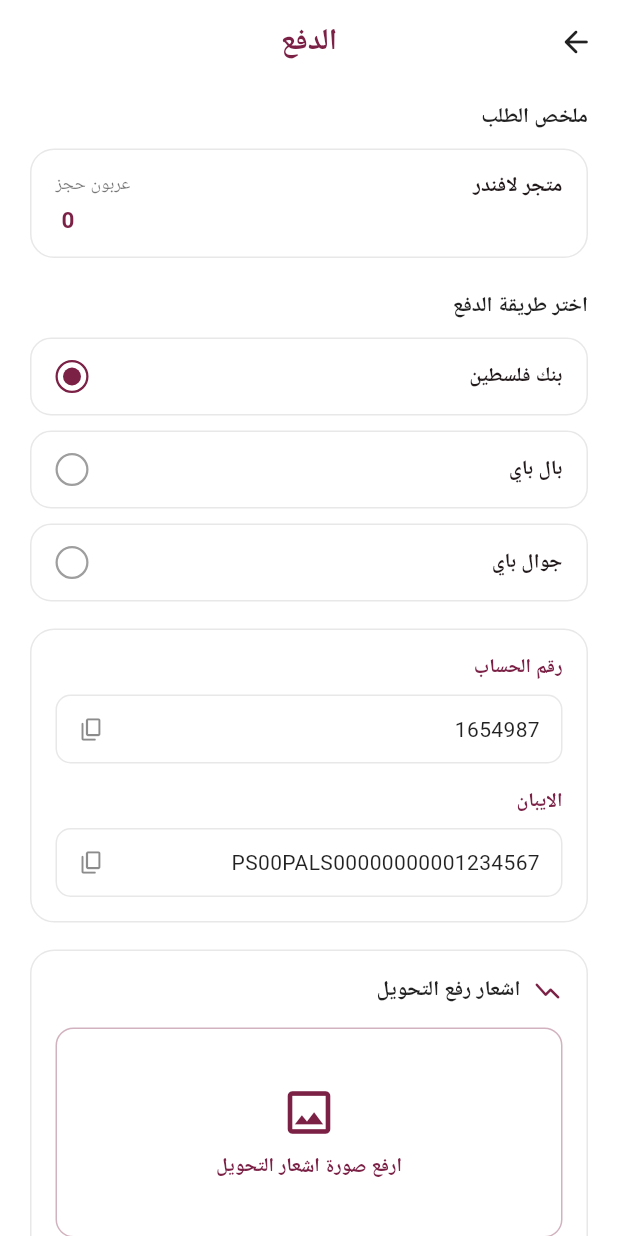
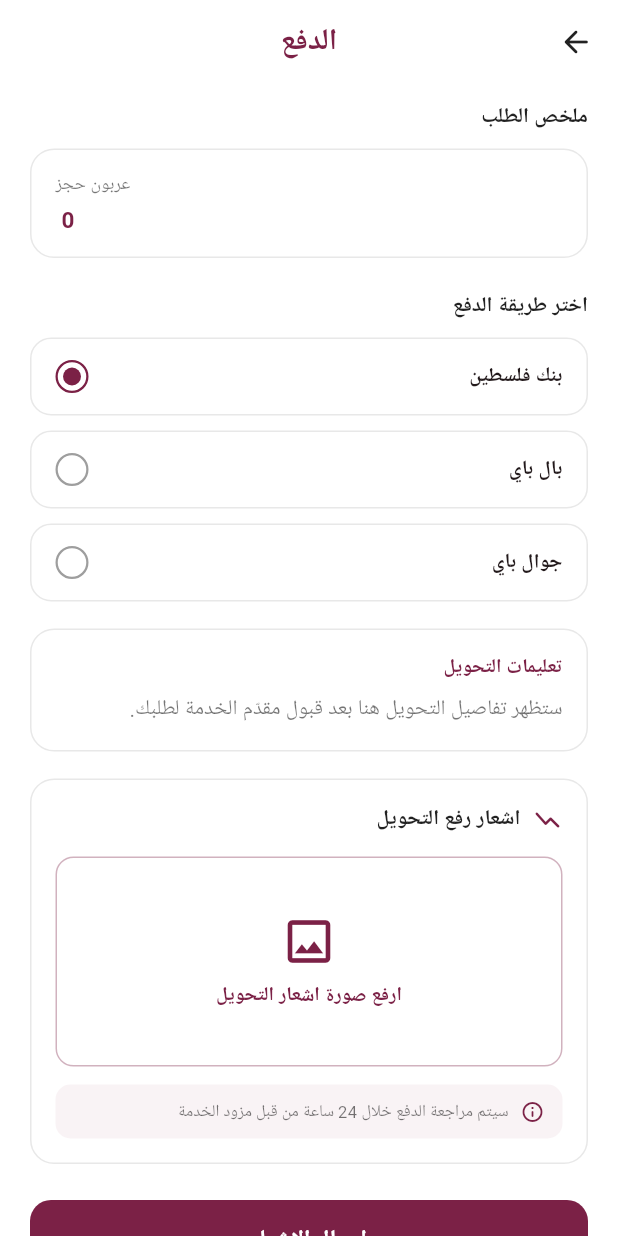
Before and after one commit to farah-platform/farah-mobile, a Flutter app: the PaymentScreen screen opened directly with empty values, on a phone screen of 412 x 824 dp. Run offline on Flutter 3.47's test engine with Material 3 defaults, Android fonts, the phone set to English and light mode, and no system bars; our stand-ins replace dio, equatable, firebase_auth, flutter_bloc, flutter_secure_storage, google_fonts and 4 more; accounts and stored records are empty; network calls fail; Roboto replaces fonts that are missing (Tajawal).

Commit message:
fix(booking): US-TBD keep provider-first booking, real transfer details and removable features
- Booking confirmation sends the request to the provider again; no fixed 30% deposit
- Payment screen uses the booking id and the provider's payment instructions, no sample account numbers
- WhatsApp uses the provider's real phone; no fallback number
- Removable features come from the API instead of guessing

Co-Authored-By: Claude Opus 5.5 <noreply@anthropic.com>
Claude-Session: https://claude.ai/code/session_01X7j6gHm3fPU82bRrrNCPJc

```diff
--- a/lib/data/models/service_model.dart
+++ b/lib/data/models/service_model.dart
@@ -7,6 +7,8 @@ class ServiceModel {
   final String description;
 
   final List<String> features;
+  // فرح: المزايا اللي سمح المزود بإزالتها (removable_features من السيرفر). الباقي مشمول دائماً.
+  final List<String> removableFeatures;
 
   final int capacity;
   final double area;
@@ -38,6 +40,7 @@ class ServiceModel {
     required this.title,
     required this.description,
     required this.features,
+    this.removableFeatures = const [],
     required this.capacity,
     required this.area,
     required this.areaUnit,
@@ -65,6 +68,7 @@ class ServiceModel {
       description: json['description'] ?? '',
 
       features: List<String>.from(json['features'] ?? []),
+      removableFeatures: List<String>.from(json['removable_features'] ?? []),
 
       capacity: json['capacity'] ?? 0,
 
--- a/lib/view/screens/user/payment_screen.dart
+++ b/lib/view/screens/user/payment_screen.dart
@@ -1,5 +1,4 @@
 import 'dart:io';
-import 'package:farah/data/models/home/booking_request_model.dart';
 import 'package:farah/data/models/home/payment_request_model.dart';
 import 'package:flutter/material.dart';
 import 'package:flutter/services.dart';
@@ -14,16 +13,17 @@ enum PaymentMethod { bankOfPalestine, palPay, jawwalPay }
 class PaymentScreen extends StatefulWidget {
   final ServiceModel service;
   final double depositAmount;
-  final BookingRequestModel bookingRequest;
-  final String? bookingId;
+  // فرح: الدفع يكون لحجز موجود قبله المزود (حالة "بانتظار الدفع")، فرقم الحجز مطلوب.
+  final String bookingId;
+
+  // Transfer details set by the provider; null until the booking is accepted.
   final String? paymentInstructions;
 
   const PaymentScreen({
     super.key,
     required this.service,
     required this.depositAmount,
-    required this.bookingRequest,
-    this.bookingId,
+    required this.bookingId,
     this.paymentInstructions,
   });
 
@@ -65,7 +65,7 @@ class _PaymentScreenState extends State<PaymentScreen> {
     final String providerDisplayName =
         widget.service.provider?.name.isNotEmpty == true
         ? widget.service.provider!.name
-        : 'متجر لافندر';
+        : ''; // فرح: بدون اسم وهمي من التصميم.
 
     return Directionality(
       textDirection: TextDirection.rtl,
@@ -320,6 +320,17 @@ class _PaymentScreenState extends State<PaymentScreen> {
                       ),
                     ),
                     onPressed: () {
+                      // فرح: ما في إرسال قبل ما يقبل المزود ويرسل تعليمات التحويل.
+                      if (!_hasInstructions) {
+                        ScaffoldMessenger.of(context).showSnackBar(
+                          const SnackBar(
+                            content: Text(
+                              'لا يمكن إرسال إشعار التحويل قبل قبول مقدّم الخدمة لطلبك.',
+                            ),
+                          ),
+                        );
+                        return;
+                      }
                       if (_receiptImage == null) {
                         ScaffoldMessenger.of(context).showSnackBar(
                           const SnackBar(
@@ -337,7 +348,7 @@ class _PaymentScreenState extends State<PaymentScreen> {
                       }
 
                       final request = PaymentRequestModel(
-                        bookingId: widget.bookingId ?? '',
+                        bookingId: widget.bookingId,
                         paymentMethod: methodKey,
                         amount: widget.depositAmount,
                         receiptImage: _receiptImage!,
@@ -433,6 +444,11 @@ class _PaymentScreenState extends State<PaymentScreen> {
     );
   }
 
+  bool get _hasInstructions =>
+      widget.paymentInstructions?.trim().isNotEmpty == true;
+
+  // فرح: بيانات التحويل الحقيقية من المزود (payment_instructions من السيرفر)،
+  // بدل أرقام الحسابات الوهمية اللي كانت من التصميم.
   Widget _buildDynamicPaymentDetails() {
     return Container(
       width: double.infinity,
@@ -442,20 +458,26 @@ class _PaymentScreenState extends State<PaymentScreen> {
         borderRadius: BorderRadius.circular(16),
         border: Border.all(color: _cardBorder),
       ),
-      child: Column(
-        crossAxisAlignment: CrossAxisAlignment.start,
-        children: [
-          if (_selectedMethod == PaymentMethod.bankOfPalestine) ...[
-            _buildInfoBox('رقم الحساب', '1654987'),
-            const SizedBox(height: 16),
-            _buildInfoBox('الايبان', 'PS00PALS00000000001234567'),
-          ] else if (_selectedMethod == PaymentMethod.palPay) ...[
-            _buildInfoBox('رقم محفظة بال باي', '0590000000'),
-          ] else if (_selectedMethod == PaymentMethod.jawwalPay) ...[
-            _buildInfoBox('رقم محفظة جوال باي', '0592467931'),
-          ],
-        ],
-      ),
+      child: _hasInstructions
+          ? _buildInfoBox('تعليمات التحويل', widget.paymentInstructions!.trim())
+          : const Column(
+              crossAxisAlignment: CrossAxisAlignment.start,
+              children: [
+                Text(
+                  'تعليمات التحويل',
+                  style: TextStyle(
+                    fontWeight: FontWeight.bold,
+                    fontSize: 13,
+                    color: _maroon,
+                  ),
+                ),
+                SizedBox(height: 8),
+                Text(
+                  'ستظهر تفاصيل التحويل هنا بعد قبول مقدّم الخدمة لطلبك.',
+                  style: TextStyle(fontSize: 14, color: Colors.black54),
+                ),
+              ],
+            ),
     );
   }
 
```
Also changed, not shown: lib/view/screens/user/booking_confirmation_screen.dart (+60 -35 lines), lib/view/screens/user/service_detail_screen.dart (+7 -2 lines), lib/view/widgets/service_details/service_bottom_action_bar_widget.dart (+24 -5 lines), lib/view/widgets/service_details/service_features_list_widget.dart (+9 -3 lines), 1 other file.
